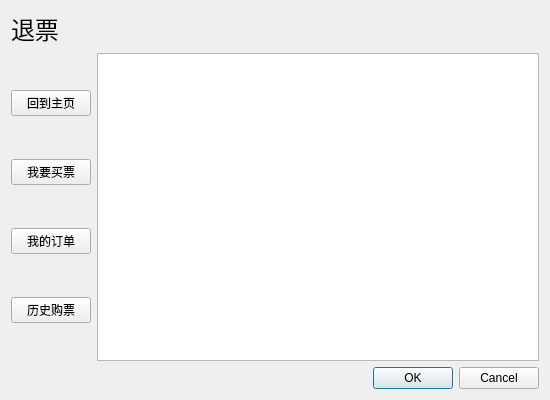
This is UI/userreturn.ui in New-bottle/train-ticket-system as Qt 5 draws it before an edit. The edited form follows.
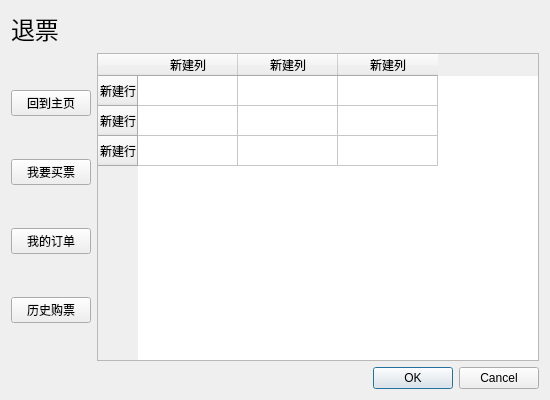
This is the edited form.

What changed in the file:
```diff
--- a/UI/userreturn.ui
+++ b/UI/userreturn.ui
@@ -62,7 +62,38 @@
       </layout>
      </item>
      <item>
-      <widget class="QListWidget" name="listWidget"/>
+      <widget class="QTableWidget" name="tableWidget">
+       <row>
+        <property name="text">
+         <string>新建行</string>
+        </property>
+       </row>
+       <row>
+        <property name="text">
+         <string>新建行</string>
+        </property>
+       </row>
+       <row>
+        <property name="text">
+         <string>新建行</string>
+        </property>
+       </row>
+       <column>
+        <property name="text">
+         <string>新建列</string>
+        </property>
+       </column>
+       <column>
+        <property name="text">
+         <string>新建列</string>
+        </property>
+       </column>
+       <column>
+        <property name="text">
+         <string>新建列</string>
+        </property>
+       </column>
+      </widget>
      </item>
     </layout>
    </item>
```
